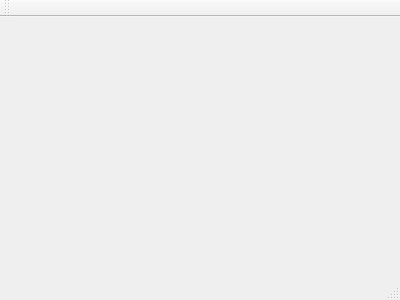
Old version of the form mainwindow.ui in the repository sergors/CellAutoApp.
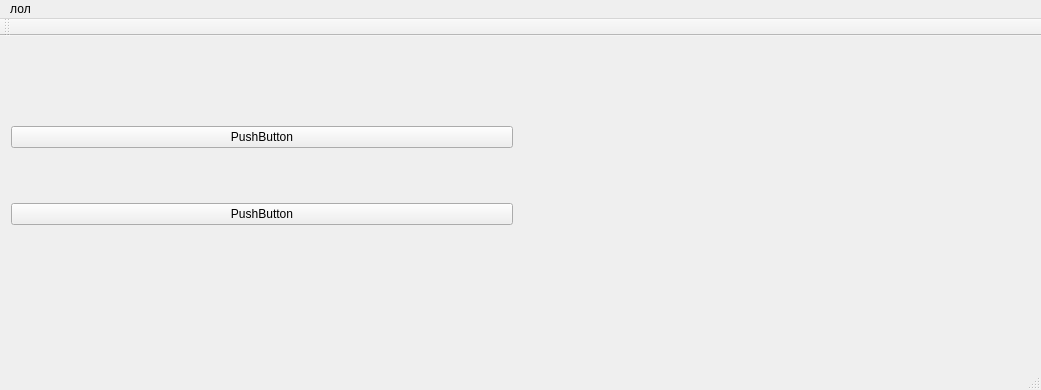
New version of the form. Custom widgets are drawn as their Qt base class.

Diff of the .ui file:
```diff
--- a/mainwindow.ui
+++ b/mainwindow.ui
@@ -1,24 +1,87 @@
 <ui version="4.0">
  <class>MainWindow</class>
- <widget class="QMainWindow" name="MainWindow" >
-  <property name="geometry" >
+ <widget class="QMainWindow" name="MainWindow">
+  <property name="geometry">
    <rect>
     <x>0</x>
     <y>0</y>
-    <width>400</width>
-    <height>300</height>
+    <width>1041</width>
+    <height>390</height>
    </rect>
   </property>
   <property name="windowTitle" >
    <string>MainWindow</string>
   </property>
-  <widget class="QMenuBar" name="menuBar" />
-  <widget class="QToolBar" name="mainToolBar" />
-  <widget class="QWidget" name="centralWidget" />
-  <widget class="QStatusBar" name="statusBar" />
+  <widget class="QWidget" name="centralWidget">
+   <widget class="QWidget" name="horizontalLayoutWidget">
+    <property name="geometry">
+     <rect>
+      <x>0</x>
+      <y>30</y>
+      <width>1031</width>
+      <height>221</height>
+     </rect>
+    </property>
+    <layout class="QHBoxLayout" name="horizontalLayout">
+     <item>
+      <layout class="QVBoxLayout" name="verticalLayout_2">
+       <item>
+        <widget class="QPushButton" name="pushButton_2">
+         <property name="text">
+          <string>PushButton</string>
+         </property>
+        </widget>
+       </item>
+       <item>
+        <widget class="QPushButton" name="pushButton_3">
+         <property name="text">
+          <string>PushButton</string>
+         </property>
+        </widget>
+       </item>
+      </layout>
+     </item>
+     <item>
+      <widget class="GLScene" name="widget" native="true"/>
+     </item>
+    </layout>
+   </widget>
+  </widget>
+  <widget class="QMenuBar" name="menuBar">
+   <property name="geometry">
+    <rect>
+     <x>0</x>
+     <y>0</y>
+     <width>1041</width>
+     <height>26</height>
+    </rect>
+   </property>
+   <widget class="QMenu" name="menu">
+    <property name="title">
+     <string>лол</string>
+    </property>
+   </widget>
+   <addaction name="menu"/>
+  </widget>
+  <widget class="QToolBar" name="mainToolBar">
+   <attribute name="toolBarArea">
+    <enum>TopToolBarArea</enum>
+   </attribute>
+   <attribute name="toolBarBreak">
+    <bool>false</bool>
+   </attribute>
+  </widget>
+  <widget class="QStatusBar" name="statusBar"/>
  </widget>
- <layoutDefault spacing="6" margin="11" />
- <pixmapfunction></pixmapfunction>
+ <layoutdefault spacing="6" margin="11"/>
+ <customwidgets>
+  <customwidget>
+   <class>GLScene</class>
+   <extends>QWidget</extends>
+   <header location="global">glscene.h</header>
+   <container>1</container>
+  </customwidget>
+ </customwidgets>
  <resources/>
  <connections/>
 </ui>
```
Left out of the diff: 3 changed lines with no effect on the pictures.
